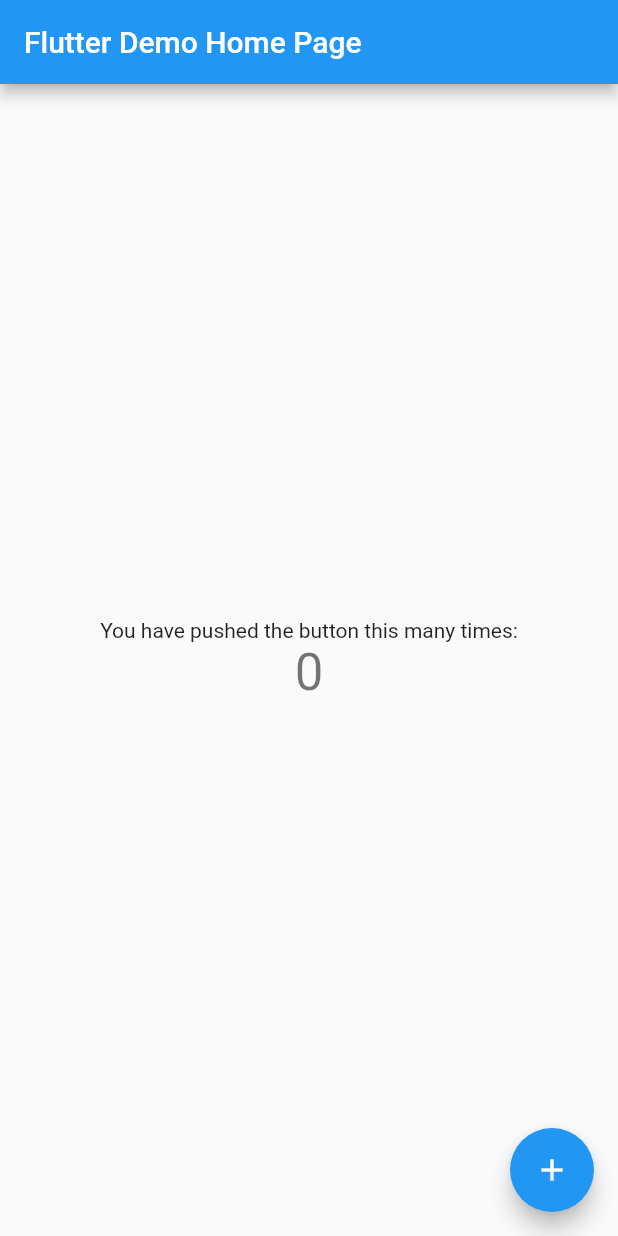
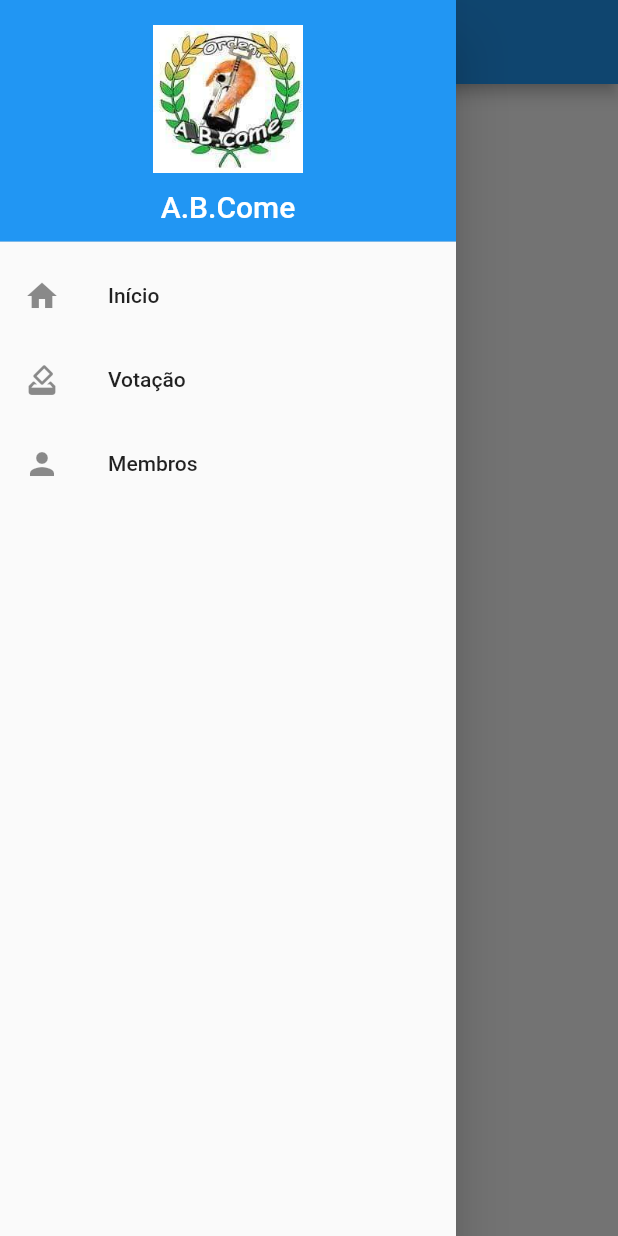
Before and after one commit to diana-gomes30/ABComeApp, a Flutter app: the screen it shows after launch, with the side drawer open (before the commit the screen has no drawer), on a phone screen of 412 x 824 dp. Run offline on Flutter 3.47's test engine with Material 2 defaults, Android fonts, the phone set to English and light mode, and no system bars.

Commit message:
Add screens and named routes

```diff
--- /dev/null
+++ b/abcome_app/lib/components/app_drawer.dart
@@ -0,0 +1,72 @@
+import 'package:abcome_app/screens/home_page.dart';
+import 'package:abcome_app/screens/members_page.dart';
+import 'package:abcome_app/screens/voting_page.dart';
+import 'package:flutter/material.dart';
+
+class AppDrawer extends StatelessWidget {
+  const AppDrawer({
+    Key? key,
+  }) : super(key: key);
+
+  @override
+  Widget build(BuildContext context) {
+    return Drawer(
+      child: ListView(
+        padding: EdgeInsets.zero,
+        children: [
+          DrawerHeader(
+            decoration: const BoxDecoration(
+              color: Colors.blue,
+            ),
+            child: Center(
+              child: Column(
+                children: const [
+                  Image(
+                    image: AssetImage('images/logotipo.jpg'),
+                    height: 100,
+                    width: 100,
+                  ),
+                  SizedBox(height: 10),
+                  Text(
+                    'A.B.Come',
+                    style: TextStyle(
+                      color: Colors.white,
+                      fontSize: 20,
+                    ),
+                  ),
+                ],
+              ),
+            ),
+          ),
+          ListTile(
+            title: const Text('Início'),
+            leading: const Icon(
+              Icons.home,
+            ),
+            onTap: () {
+              Navigator.pushReplacementNamed(context, HomePage.id);
+            },
+          ),
+          ListTile(
+            title: const Text('Votação'),
+            leading: const Icon(
+              Icons.how_to_vote,
+            ),
+            onTap: () {
+              Navigator.pushReplacementNamed(context, VotingPage.id);
+            },
+          ),
+          ListTile(
+            title: const Text('Membros'),
+            leading: const Icon(
+              Icons.person,
+            ),
+            onTap: () {
+              Navigator.pushReplacementNamed(context, MembersPage.id);
+              },
+          ),
+        ],
+      ),
+    );
+  }
+}
--- a/abcome_app/lib/main.dart
+++ b/abcome_app/lib/main.dart
@@ -1,3 +1,6 @@
+import 'package:abcome_app/screens/home_page.dart';
+import 'package:abcome_app/screens/members_page.dart';
+import 'package:abcome_app/screens/voting_page.dart';
 import 'package:flutter/material.dart';
 
 void main() {
@@ -7,109 +10,19 @@ void main() {
 class MyApp extends StatelessWidget {
   const MyApp({Key? key}) : super(key: key);
 
-  // This widget is the root of your application.
   @override
   Widget build(BuildContext context) {
     return MaterialApp(
-      title: 'Flutter Demo',
+      title: 'A.B.Come',
       theme: ThemeData(
-        // This is the theme of your application.
-        //
-        // Try running your application with "flutter run". You'll see the
-        // application has a blue toolbar. Then, without quitting the app, try
-        // changing the primarySwatch below to Colors.green and then invoke
-        // "hot reload" (press "r" in the console where you ran "flutter run",
-        // or simply save your changes to "hot reload" in a Flutter IDE).
-        // Notice that the counter didn't reset back to zero; the application
-        // is not restarted.
         primarySwatch: Colors.blue,
       ),
-      home: const MyHomePage(title: 'Flutter Demo Home Page'),
+      initialRoute: HomePage.id,
+      routes: {
+        HomePage.id: (context) => const HomePage(),
+        VotingPage.id: (context) => const VotingPage(),
+        MembersPage.id: (context) => const MembersPage(),
+      },
     );
   }
 }
-
-class MyHomePage extends StatefulWidget {
-  const MyHomePage({Key? key, required this.title}) : super(key: key);
-
-  // This widget is the home page of your application. It is stateful, meaning
-  // that it has a State object (defined below) that contains fields that affect
-  // how it looks.
-
-  // This class is the configuration for the state. It holds the values (in this
-  // case the title) provided by the parent (in this case the App widget) and
-  // used by the build method of the State. Fields in a Widget subclass are
-  // always marked "final".
-
-  final String title;
-
-  @override
-  State<MyHomePage> createState() => _MyHomePageState();
-}
-
-class _MyHomePageState extends State<MyHomePage> {
-  int _counter = 0;
-
-  void _incrementCounter() {
-    setState(() {
-      // This call to setState tells the Flutter framework that something has
-      // changed in this State, which causes it to rerun the build method below
-      // so that the display can reflect the updated values. If we changed
-      // _counter without calling setState(), then the build method would not be
-      // called again, and so nothing would appear to happen.
-      _counter++;
-    });
-  }
-
-  @override
-  Widget build(BuildContext context) {
-    // This method is rerun every time setState is called, for instance as done
-    // by the _incrementCounter method above.
-    //
-    // The Flutter framework has been optimized to make rerunning build methods
-    // fast, so that you can just rebuild anything that needs updating rather
-    // than having to individually change instances of widgets.
-    return Scaffold(
-      appBar: AppBar(
-        // Here we take the value from the MyHomePage object that was created by
-        // the App.build method, and use it to set our appbar title.
-        title: Text(widget.title),
-      ),
-      body: Center(
-        // Center is a layout widget. It takes a single child and positions it
-        // in the middle of the parent.
-        child: Column(
-          // Column is also a layout widget. It takes a list of children and
-          // arranges them vertically. By default, it sizes itself to fit its
-          // children horizontally, and tries to be as tall as its parent.
-          //
-          // Invoke "debug painting" (press "p" in the console, choose the
-          // "Toggle Debug Paint" action from the Flutter Inspector in Android
-          // Studio, or the "Toggle Debug Paint" command in Visual Studio Code)
-          // to see the wireframe for each widget.
-          //
-          // Column has various properties to control how it sizes itself and
-          // how it positions its children. Here we use mainAxisAlignment to
-          // center the children vertically; the main axis here is the vertical
-          // axis because Columns are vertical (the cross axis would be
-          // horizontal).
-          mainAxisAlignment: MainAxisAlignment.center,
-          children: <Widget>[
-            const Text(
-              'You have pushed the button this many times:',
-            ),
-            Text(
-              '$_counter',
-              style: Theme.of(context).textTheme.headline4,
-            ),
-          ],
-        ),
-      ),
-      floatingActionButton: FloatingActionButton(
-        onPressed: _incrementCounter,
-        tooltip: 'Increment',
-        child: const Icon(Icons.add),
-      ), // This trailing comma makes auto-formatting nicer for build methods.
-    );
-  }
-}
--- /dev/null
+++ b/abcome_app/lib/screens/home_page.dart
@@ -0,0 +1,30 @@
+import 'package:abcome_app/components/app_drawer.dart';
+import 'package:flutter/material.dart';
+
+class HomePage extends StatefulWidget {
+  const HomePage({Key? key}) : super(key: key);
+  static const String id = '/homepage';
+
+  @override
+  State<HomePage> createState() => _HomePageState();
+}
+
+class _HomePageState extends State<HomePage> {
+
+  @override
+  Widget build(BuildContext context) {
+    return Scaffold(
+      appBar: AppBar(
+        title: const Text('A.B.Come'),
+      ),
+      drawer: const AppDrawer(),
+      body: Center(
+        child: IconButton(
+          icon: Image.asset('images/logotipo.jpg'),
+          iconSize: 200,
+          onPressed: () {  },
+        ),
+      ),// This trailing comma makes auto-formatting nicer for build methods.
+    );
+  }
+}
```
Also changed, not shown: abcome_app/lib/screens/members_page.dart (added, +29 -0 lines), abcome_app/lib/screens/voting_page.dart (added, +29 -0 lines), abcome_app/pubspec.yaml (+3 -35 lines), abcome_app/images/logotipo.jpg (added).
